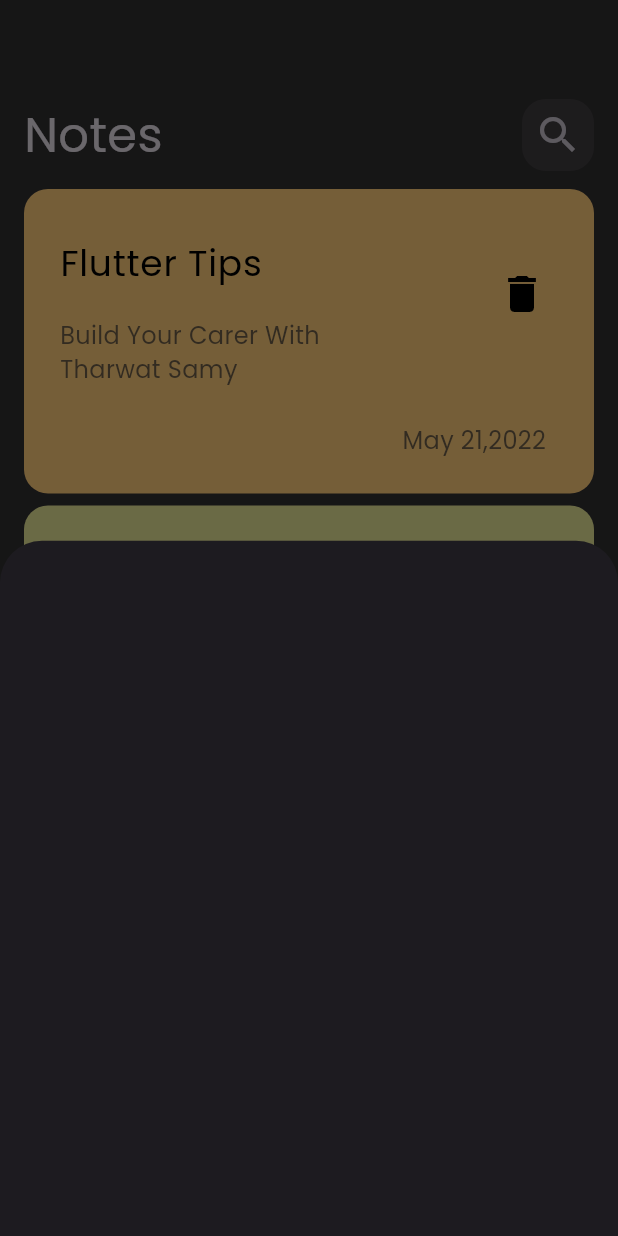
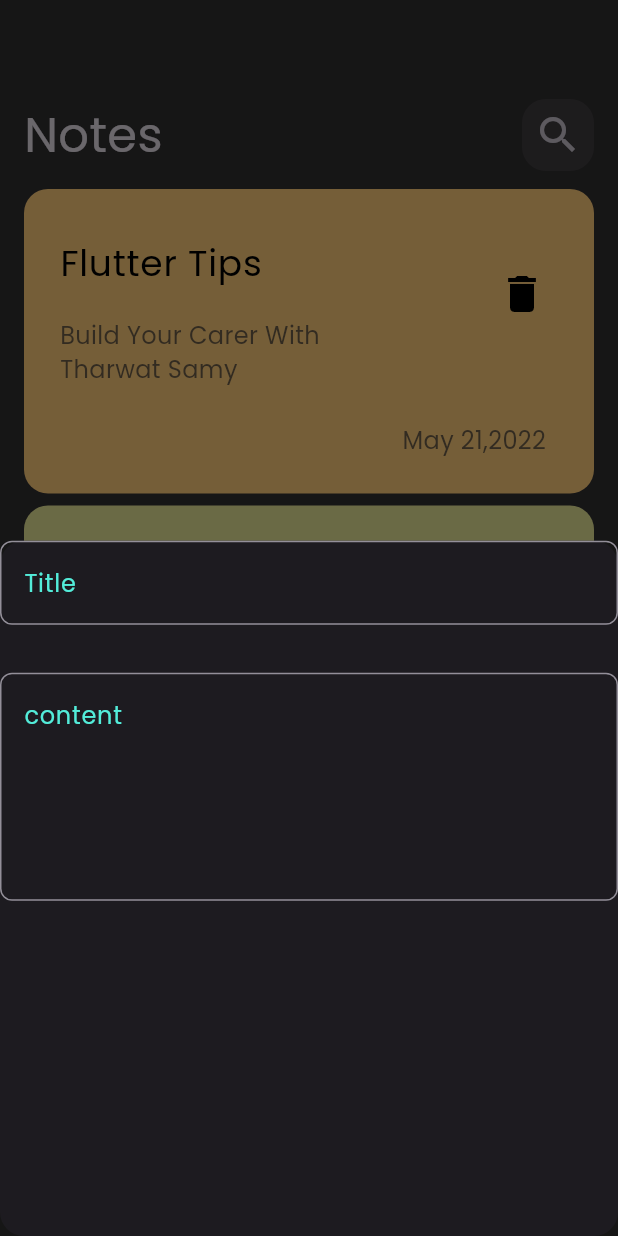
Before and after one commit to Eslam-Hossam1/notes_app, a Flutter app: the screen it shows after launch, after a tap on the "add" icon, on a phone screen of 412 x 824 dp. Run offline on Flutter 3.47's test engine with Material 3 defaults, Android fonts, the phone set to English and light mode, and no system bars; our stand-ins replace font_awesome_flutter.

Commit message:
created custome text field

```diff
--- /dev/null
+++ b/lib/constants.dart
@@ -0,0 +1,3 @@
+import 'package:flutter/material.dart';
+
+const Color kPrimaryColor = Color(0xff53EDDA);
--- a/lib/views/notes_view.dart
+++ b/lib/views/notes_view.dart
@@ -1,5 +1,7 @@
 import 'package:flutter/material.dart';
 import 'package:font_awesome_flutter/font_awesome_flutter.dart';
+import 'package:notes_app/constants.dart';
+import 'package:notes_app/widgets/add_note_bottom_sheet.dart';
 import 'package:notes_app/widgets/notes_app_bar.dart';
 import 'package:notes_app/widgets/notes_view_body.dart';
 
@@ -12,12 +14,14 @@ class NotesView extends StatelessWidget {
     return Scaffold(
       body: NotesViewBody(),
       floatingActionButton: FloatingActionButton(
-        backgroundColor: Color(0xff53EDDA),
+        backgroundColor: kPrimaryColor,
         onPressed: () {
           showModalBottomSheet(
+              shape: RoundedRectangleBorder(
+                  borderRadius: BorderRadius.circular(16)),
               context: context,
               builder: (context) {
-                return Container();
+                return AddNoteBottomSheet();
               });
         },
         child: Icon(
--- /dev/null
+++ b/lib/widgets/CustomeTextField.dart
@@ -0,0 +1,34 @@
+import 'package:flutter/material.dart';
+import 'package:notes_app/constants.dart';
+
+class CustomeTextfield extends StatelessWidget {
+  const CustomeTextfield({
+    super.key,
+    required this.hint,
+    this.borderColor,
+    required this.maxLines,
+  });
+  final String hint;
+  final Color? borderColor;
+  final int maxLines;
+  @override
+  Widget build(BuildContext context) {
+    return TextField(
+      maxLines: maxLines,
+      cursorColor: kPrimaryColor,
+      decoration: InputDecoration(
+          hintText: hint,
+          hintStyle: TextStyle(color: borderColor),
+          border: buildBorder(),
+          focusedBorder: buildBorder(borderColor)),
+    );
+  }
+
+  OutlineInputBorder buildBorder([Color? color]) {
+    return OutlineInputBorder(
+        borderRadius: BorderRadius.circular(8),
+        borderSide: BorderSide(
+          color: color ?? Colors.white,
+        ));
+  }
+}
--- a/lib/widgets/add_note_bottom_sheet.dart
+++ b/lib/widgets/add_note_bottom_sheet.dart
@@ -1,10 +1,27 @@
 import 'package:flutter/material.dart';
+import 'package:notes_app/constants.dart';
+import 'package:notes_app/helper/add_height_space.dart';
+import 'package:notes_app/widgets/CustomeTextField.dart';
 
 class AddNoteBottomSheet extends StatelessWidget {
   const AddNoteBottomSheet({super.key});
 
   @override
   Widget build(BuildContext context) {
-    return const Placeholder();
+    return Column(
+      children: [
+        CustomeTextfield(
+          hint: "Title",
+          borderColor: kPrimaryColor,
+          maxLines: 1,
+        ),
+        addHieghtSpace(32),
+        CustomeTextfield(
+          hint: "content",
+          maxLines: 5,
+          borderColor: kPrimaryColor,
+        )
+      ],
+    );
   }
 }
```
